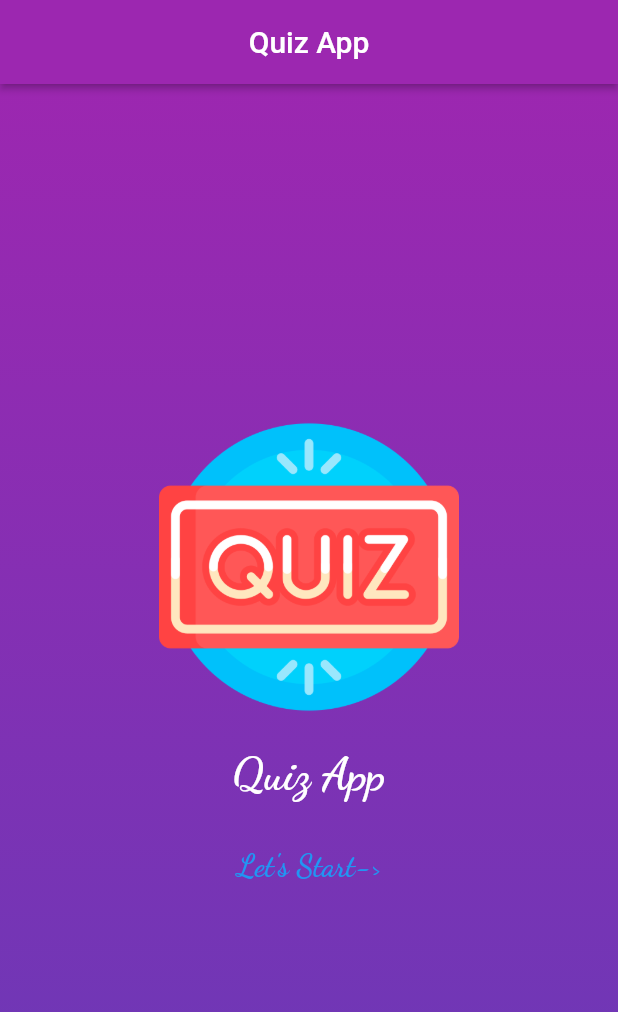
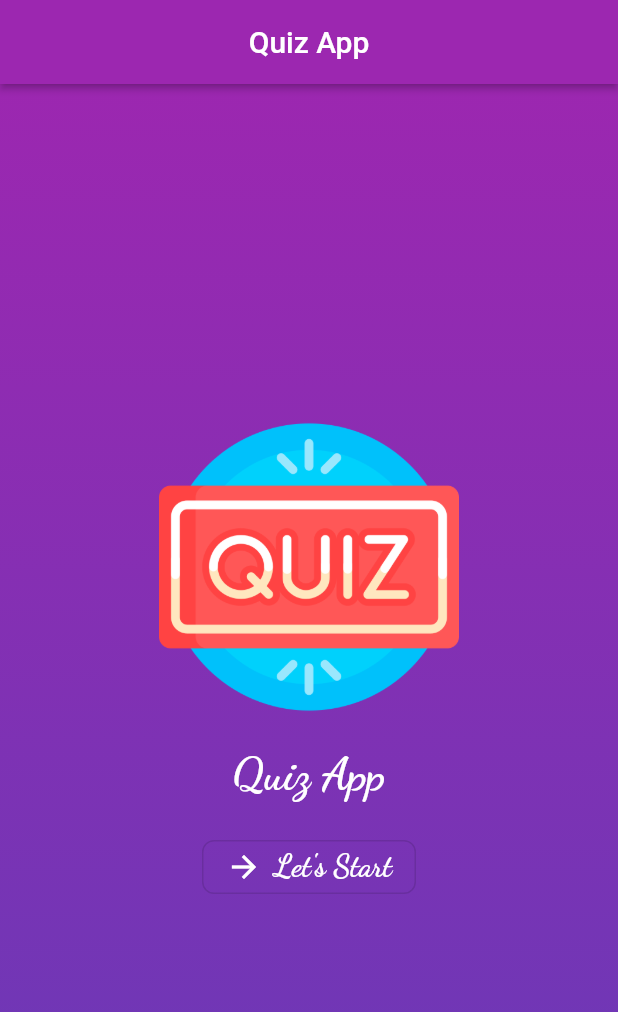
Before and after one commit to IllTushar/QuizzApp, a Flutter app: the screen it shows after launch, on a phone screen of 412 x 824 dp. Shown: the top 1012 px of the screen. Run offline on Flutter 3.47's test engine with Material 2 defaults, Android fonts, the phone set to English and light mode, and no system bars; missing offline and left inert: dart:html.

Commit message:
13.11.23x1

```diff
--- a/lib/main.dart
+++ b/lib/main.dart
@@ -1,33 +1,20 @@
 import 'package:flutter/material.dart';
-import 'package:quizapp/question1.dart';
+import 'package:quizapp/startscreen.dart';
+
 void main() => runApp(MaterialApp(
       debugShowCheckedModeBanner: false,
-      home: Home(Colors.purple, Colors.deepPurple),
+      home: Home(),
     ));
 
 class Home extends StatefulWidget {
-  late Color color1;
-  late Color color2;
-
-  Home(this.color1, this.color2);
-
   @override
   State<Home> createState() => _HomeState();
 }
 
 class _HomeState extends State<Home> {
-  var startingColor = Alignment.topLeft;
-  var bottomColor = Alignment.bottomLeft;
-
-  void _goToLogin() {
-    Navigator.push(
-        context, MaterialPageRoute(builder: (context) => question1()));
-
-  }
-
   @override
   Widget build(BuildContext context) {
-    // TODO: implement build
+// TODO: implement build
     return Scaffold(
       appBar: AppBar(
         backgroundColor: Colors.purple,
@@ -35,48 +22,8 @@ class _HomeState extends State<Home> {
         elevation: 2.0,
       ),
       body: Container(
-        decoration: BoxDecoration(
-            gradient: LinearGradient(
-                colors: [widget.color1, widget.color2],
-                begin: startingColor,
-                end: bottomColor)),
-        child: Center(
-            child: Column(
-          mainAxisSize: MainAxisSize.min,
-          children: [
-            Image.asset(
-              "assets/image.png",
-              height: 200,
-            ),
-            SizedBox(
-              height: 20,
-            ),
-            Text("Quiz App",
-                style: TextStyle(
-                    fontWeight: FontWeight.bold,
-                    fontSize: 30,
-                    fontFamily: 'newfonts',
-                    color: Colors.white,
-                    letterSpacing: 0.02)),
-            SizedBox(
-              height: 20,
-            ),
-            TextButton(
-                onPressed: () {
-                  _goToLogin();
-                },
-                child: Text(
-                  "Let's Start->",
-                  style: TextStyle(
-                      fontWeight: FontWeight.bold,
-                      fontFamily: 'newfonts',
-                      fontSize: 20.0),
-                ))
-          ],
-        )),
+        child: StartScreen(Colors.purple, Colors.deepPurple),
       ),
     );
   }
-
-
 }
--- /dev/null
+++ b/lib/startscreen.dart
@@ -0,0 +1,81 @@
+import 'package:flutter/cupertino.dart';
+import 'package:flutter/material.dart';
+import 'package:quizapp/question1.dart';
+class StartScreen extends StatefulWidget{
+late Color color1;
+  late Color color2;
+
+  StartScreen(Color color1,Color color2){
+    this.color1 = color1;
+    this.color2 = color2;
+  }
+  @override
+  State<StartScreen> createState() => _StartScreenState();
+}
+
+class _StartScreenState extends State<StartScreen> {
+  var startingColor = Alignment.topLeft;
+  var bottomColor = Alignment.bottomLeft;
+  void _goToLogin() {
+    Navigator.push(
+        context, MaterialPageRoute(builder: (context) => question1(widget.color1,widget.color2)));
+  }
+  @override
+  Widget build(BuildContext context) {
+    // TODO: implement build
+    return Scaffold(
+      body: Container(
+        decoration: BoxDecoration(
+            gradient: LinearGradient(
+                colors: [widget.color1, widget.color2],
+                begin: startingColor,
+                end: bottomColor)),
+        child: Center(
+            child: Column(
+              mainAxisSize: MainAxisSize.min,
+              children: [
+                Image.asset(
+                  "assets/image.png",
+                  height: 200,
+                ),
+                const SizedBox(
+                  height: 20,
+                ),
+                const Text("Quiz App",
+                    style: TextStyle(
+                        fontWeight: FontWeight.bold,
+                        fontSize: 30,
+                        fontFamily: 'newfonts',
+                        color: Colors.white,
+                        letterSpacing: 0.02)),
+                const SizedBox(
+                  height: 20,
+                ),
+                OutlinedButton.icon(
+                  onPressed: () {
+                    _goToLogin();
+                  },
+                  icon: const Icon(
+                    Icons.arrow_forward_sharp,
+                    color: Colors.white,
+                  ),
+                  label: const Text(
+                    "Let's Start",
+                    style: TextStyle(
+                        color: Colors.white,
+                        fontWeight: FontWeight.bold,
+                        fontFamily: 'newfonts',
+                        fontSize: 20.0),
+                  ),
+                  style: OutlinedButton.styleFrom(
+                    shape: RoundedRectangleBorder(
+                      borderRadius: BorderRadius.circular(8.0),
+                    ),
+                  ),
+                )
+              ],
+            )),
+      ),
+    );
+  }
+}
```
Also changed, not shown: lib/model/responsemodel.dart (added, +10 -0 lines), lib/question1.dart (+46 -1 lines).
